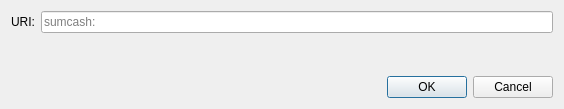
The window that src/qt/forms/openuridialog.ui (sumcoinlabs/sumcoin) describes before a commit, drawn with Qt 5.
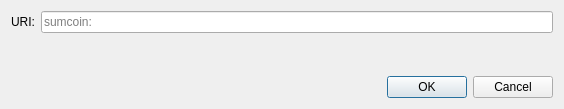
The same window after the commit. Custom widgets are drawn as their Qt base class.

```diff
--- a/src/qt/forms/openuridialog.ui
+++ b/src/qt/forms/openuridialog.ui
@@ -26,7 +26,7 @@
      <item>
       <widget class="QValidatedLineEdit" name="uriEdit">
        <property name="placeholderText">
-        <string notr="true">sumcash:</string>
+        <string notr="true">sumcoin:</string>
        </property>
       </widget>
      </item>
```
Left out of the diff: 2 changed lines with no effect on the pictures.
